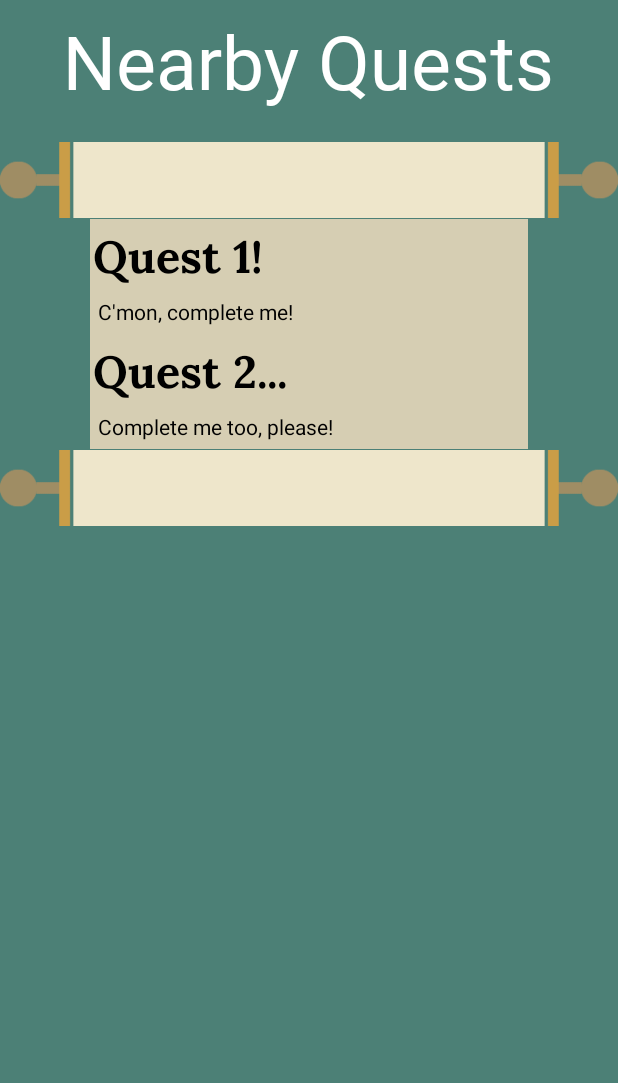
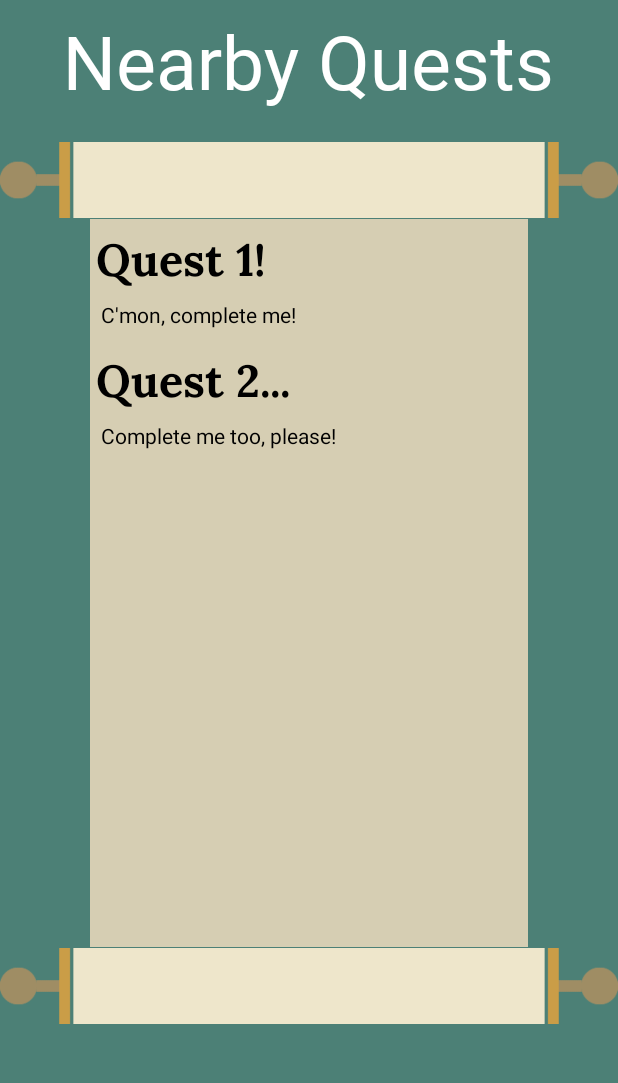
Before and after one commit to TattieMasher/HistoryHike, an Android app: the screen it shows after launch (MapsActivity), after a tap on "My Museum", on a phone screen of 412 x 824 dp, the part 121-1204 px from its top. Run offline under Robolectric (Android 15) with nearby library versions, the light colour scheme and no system bars.

Commit message:
Added EventListeners to map markers (to currently open a VERY basic dialog) and to navigate to a quest starting point when clicked from the 'nearby quests' menu. Also added two extra description fields to Quest.

```diff
--- a/app/src/main/java/com/example/historyhike/model/Quest.java
+++ b/app/src/main/java/com/example/historyhike/model/Quest.java
@@ -6,9 +6,11 @@ public class Quest {
     private int id;
     private String title;
     private String description;
+    private String longDescription; // Displayed before accepting a quest
     private ArrayList<Objective> questPath;
     private QuestState state; // Enum to hold quest states (NOT_STARTED, IN_PROGRESS & COMPLETED)
     private Artefact reward;
+    private String finishDescription; // Displayed after quest completion
 
     // Enum for QuestState
     public enum QuestState {
@@ -39,6 +41,14 @@ public class Quest {
         this.description = description;
     }
 
+    public String getLongDescription() {
+        return longDescription;
+    }
+
+    public void setLongDescription(String longDescription) {
+        this.longDescription = longDescription;
+    }
+
     public ArrayList<Objective> getQuestPath() {
         return questPath;
     }
@@ -63,6 +73,14 @@ public class Quest {
         this.reward = reward;
     }
 
+    public String getFinishDescription() {
+        return finishDescription;
+    }
+
+    public void setFinishDescription(String finishDescription) {
+        this.finishDescription = finishDescription;
+    }
+
     public Quest() {
         this.questPath = new ArrayList<>();
         this.state = QuestState.NOT_STARTED;
--- a/app/src/main/res/layout/activity_maps.xml
+++ b/app/src/main/res/layout/activity_maps.xml
@@ -59,23 +59,30 @@
             android:textColor="@color/white"
             android:layout_gravity="center"></TextView>
         <ImageView
-            android:layout_width="wrap_content"
+            android:layout_width="match_parent"
             android:layout_height="wrap_content"
             android:src="@drawable/scroll_end"></ImageView>
         <!-- Quest container !-->
-        <LinearLayout
-            android:id="@+id/quest_container"
+        <ScrollView
             android:layout_width="match_parent"
-            android:layout_height="wrap_content"
-            android:background="@color/scroll_background"
+            android:layout_height="0dp"
+            android:layout_weight="1"
             android:layout_marginTop="-20dp"
             android:layout_marginBottom="-20dp"
             android:layout_marginLeft="60dp"
             android:layout_marginRight="60dp"
-            android:orientation="vertical">
-        </LinearLayout>
+            android:fillViewport="true"
+            app:layout_behavior="@string/appbar_scrolling_view_behavior">
+            <LinearLayout
+                android:id="@+id/quest_container"
+                android:layout_width="match_parent"
+                android:layout_height="wrap_content"
+                android:background="@color/scroll_background"
+                android:orientation="vertical">
+            </LinearLayout>
+        </ScrollView>
         <ImageView
-            android:layout_width="wrap_content"
+            android:layout_width="match_parent"
             android:layout_height="wrap_content"
             android:src="@drawable/scroll_end"></ImageView>
 
--- a/app/src/main/res/layout/quest_item.xml
+++ b/app/src/main/res/layout/quest_item.xml
@@ -1,28 +1,23 @@
 <LinearLayout xmlns:android="http://schemas.android.com/apk/res/android"
     android:layout_width="match_parent"
-android:layout_height="match_parent"
-android:orientation="vertical">
+    android:layout_height="wrap_content"
+    android:orientation="vertical"
+    android:padding="2dp">
 
-<!-- Quest title !-->
-<LinearLayout
-    android:layout_width="wrap_content"
-    android:layout_height="wrap_content">
     <TextView
     android:id="@+id/quest_title"
     android:layout_width="match_parent"
-        android:layout_height="match_parent"
+    android:layout_height="wrap_content"
     android:fontFamily="@font/lora_bold"
-        android:text="TEST QUEST"
     android:textSize="30sp"
     android:textColor="@color/black"
-        android:padding="2dp"></TextView>
-</LinearLayout>
+    android:padding="2dp"/>
+
     <TextView
     android:id="@+id/quest_description"
-    android:layout_width="wrap_content"
+    android:layout_width="match_parent"
     android:layout_height="wrap_content"
-    android:text="Come and experience the wonders of xyz"
     android:textSize="14sp"
     android:textColor="@color/black"
-    android:padding="5dp"></TextView>
+    android:padding="5dp"/>
 </LinearLayout>
```
Also changed, not shown: app/src/main/java/com/example/historyhike/view/MapsActivity.java (+50 -10 lines). Lines whose indentation alone changed are shown as unchanged.
